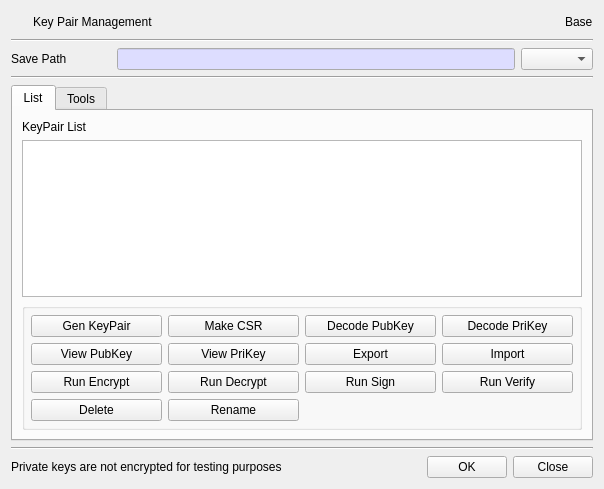
Qt form BerEditor/key_pair_man_dlg.ui (jykim74/BerEditor) before a commit.
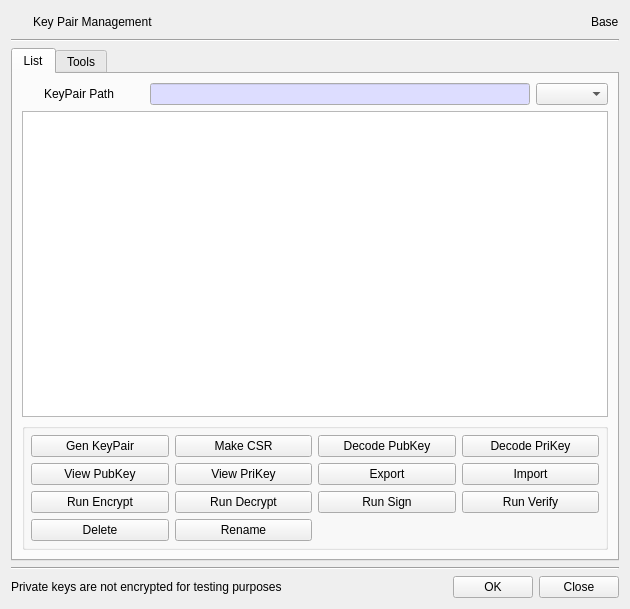
The same form after that commit. The open tabs and pages were chosen to show the change. Icons and pictures are not drawn.

Commit message: CertMan, KeyList, KeyPairMan 아이콘 표시

```diff
--- a/BerEditor/key_pair_man_dlg.ui
+++ b/BerEditor/key_pair_man_dlg.ui
@@ -6,8 +6,8 @@
    <rect>
     <x>0</x>
     <y>0</y>
-    <width>602</width>
-    <height>489</height>
+    <width>630</width>
+    <height>609</height>
    </rect>
   </property>
   <property name="windowTitle">
@@ -74,73 +74,6 @@
      </item>
     </layout>
    </item>
-   <item>
-    <widget class="Line" name="line">
-     <property name="orientation">
-      <enum>Qt::Horizontal</enum>
-     </property>
-    </widget>
-   </item>
-   <item>
-    <layout class="QGridLayout" name="gridLayout_7">
-     <item row="0" column="1">
-      <widget class="QLineEdit" name="mSavePathText">
-       <property name="minimumSize">
-        <size>
-         <width>0</width>
-         <height>0</height>
-        </size>
-       </property>
-       <property name="palette">
-        <palette>
-         <active>
-          <colorrole role="Base">
-           <brush brushstyle="SolidPattern">
-            <color alpha="255">
-             <red>221</red>
-             <green>221</green>
-             <blue>255</blue>
-            </color>
-           </brush>
-          </colorrole>
-         </active>
-         <inactive>
-          <colorrole role="Base">
-           <brush brushstyle="SolidPattern">
-            <color alpha="255">
-             <red>221</red>
-             <green>221</green>
-             <blue>255</blue>
-            </color>
-           </brush>
-          </colorrole>
-         </inactive>
-         <disabled/>
-        </palette>
-       </property>
-       <property name="readOnly">
-        <bool>true</bool>
-       </property>
-      </widget>
-     </item>
-     <item row="0" column="0">
-      <widget class="QLabel" name="label_8">
-       <property name="minimumSize">
-        <size>
-         <width>100</width>
-         <height>0</height>
-        </size>
-       </property>
-       <property name="text">
-        <string>Save Path</string>
-       </property>
-      </widget>
-     </item>
-     <item row="0" column="2">
-      <widget class="QComboBox" name="mKeyTypeCombo"/>
-     </item>
-    </layout>
-   </item>
    <item>
     <widget class="Line" name="line_5">
      <property name="orientation">
@@ -159,11 +92,90 @@
       </attribute>
       <layout class="QVBoxLayout" name="verticalLayout_2">
        <item>
-        <widget class="QLabel" name="label_4">
-         <property name="text">
-          <string>KeyPair List</string>
-         </property>
-        </widget>
+        <layout class="QGridLayout" name="gridLayout_11">
+         <item row="0" column="0">
+          <widget class="QPushButton" name="pushButton_2">
+           <property name="minimumSize">
+            <size>
+             <width>16</width>
+             <height>0</height>
+            </size>
+           </property>
+           <property name="maximumSize">
+            <size>
+             <width>16</width>
+             <height>16777215</height>
+            </size>
+           </property>
+           <property name="text">
+            <string/>
+           </property>
+           <property name="icon">
+            <iconset resource="bereditor.qrc">
+             <normaloff>:/images/keypair.png</normaloff>:/images/keypair.png</iconset>
+           </property>
+           <property name="flat">
+            <bool>true</bool>
+           </property>
+          </widget>
+         </item>
+         <item row="0" column="2">
+          <widget class="QLineEdit" name="mSavePathText">
+           <property name="minimumSize">
+            <size>
+             <width>0</width>
+             <height>0</height>
+            </size>
+           </property>
+           <property name="palette">
+            <palette>
+             <active>
+              <colorrole role="Base">
+               <brush brushstyle="SolidPattern">
+                <color alpha="255">
+                 <red>221</red>
+                 <green>221</green>
+                 <blue>255</blue>
+                </color>
+               </brush>
+              </colorrole>
+             </active>
+             <inactive>
+              <colorrole role="Base">
+               <brush brushstyle="SolidPattern">
+                <color alpha="255">
+                 <red>221</red>
+                 <green>221</green>
+                 <blue>255</blue>
+                </color>
+               </brush>
+              </colorrole>
+             </inactive>
+             <disabled/>
+            </palette>
+           </property>
+           <property name="readOnly">
+            <bool>true</bool>
+           </property>
+          </widget>
+         </item>
+         <item row="0" column="1">
+          <widget class="QLabel" name="label_8">
+           <property name="minimumSize">
+            <size>
+             <width>100</width>
+             <height>0</height>
+            </size>
+           </property>
+           <property name="text">
+            <string>KeyPair Path</string>
+           </property>
+          </widget>
+         </item>
+         <item row="0" column="3">
+          <widget class="QComboBox" name="mKeyTypeCombo"/>
+         </item>
+        </layout>
        </item>
        <item>
         <widget class="QTableWidget" name="mKeyPairTable">
```
Left out of the diff: 4 changed lines with no effect on the pictures. The commit also changes 2 other files.
